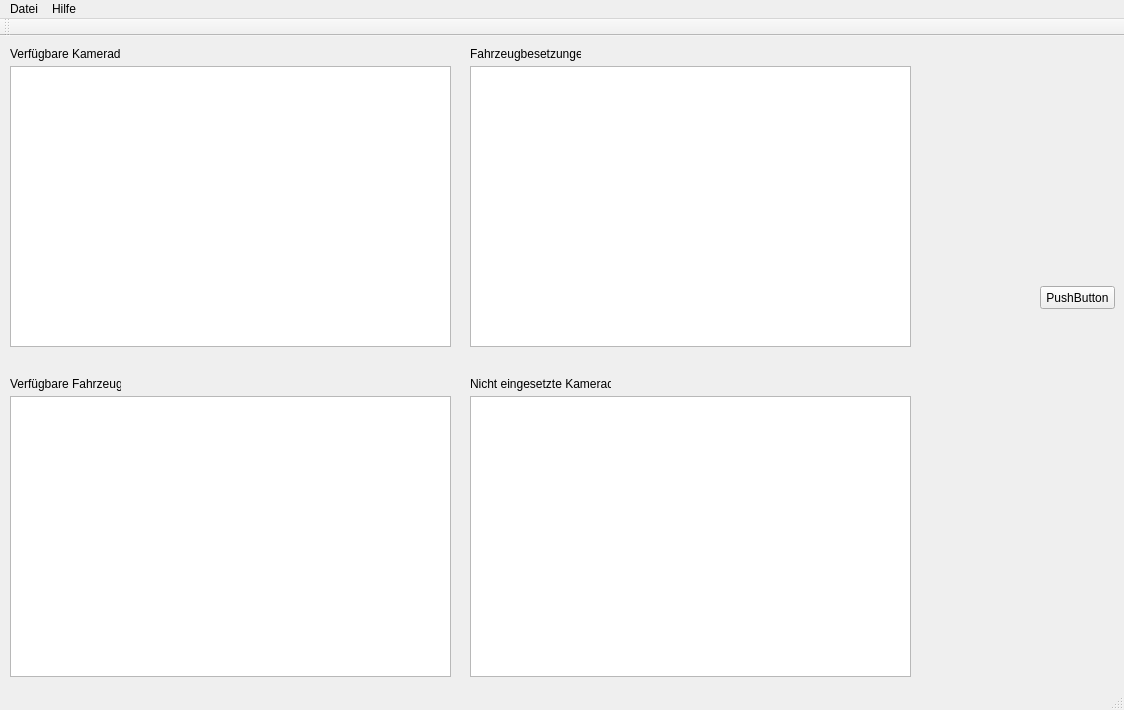
Old version of the form mainwindow.ui in the repository ifconfig/besetzungsrechnerqt.
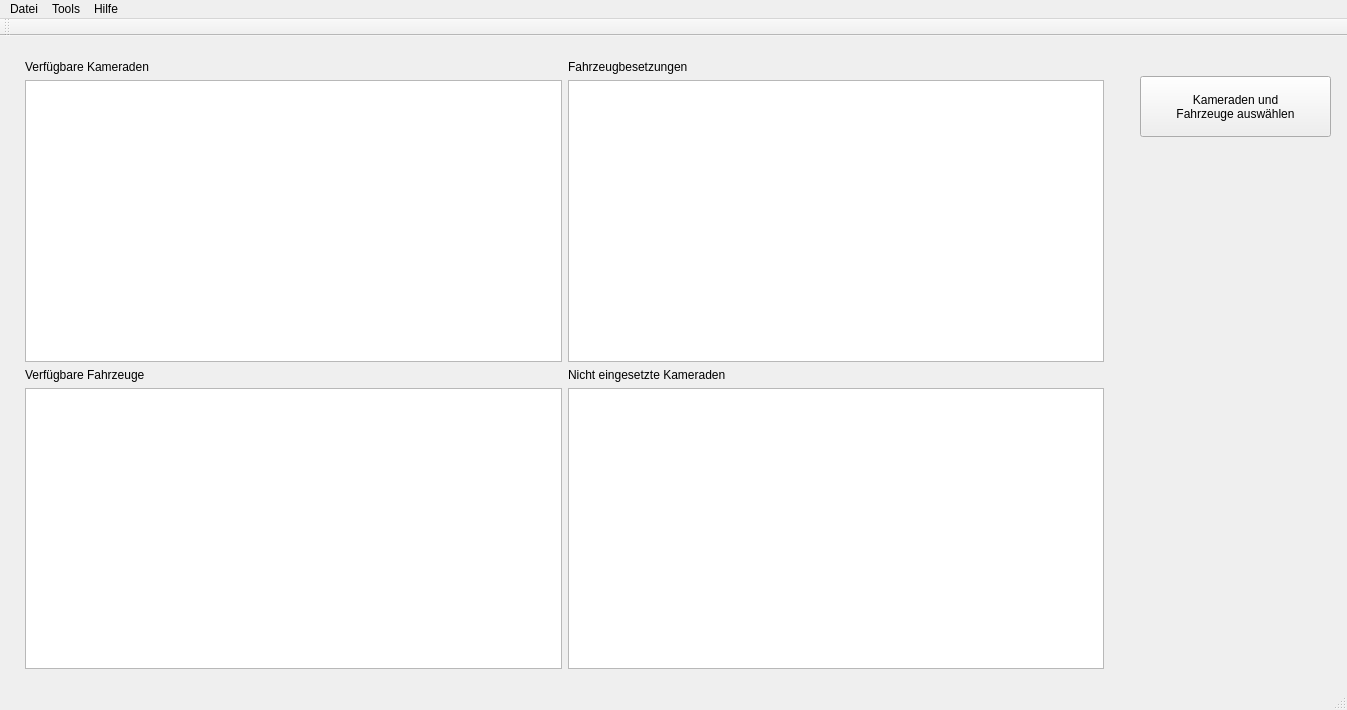
New version of the form.

```diff
--- a/mainwindow.ui
+++ b/mainwindow.ui
@@ -6,7 +6,7 @@
    <rect>
     <x>0</x>
     <y>0</y>
-    <width>1124</width>
+    <width>1347</width>
     <height>710</height>
    </rect>
   </property>
@@ -14,109 +14,70 @@
    <string>MainWindow</string>
   </property>
   <widget class="QWidget" name="centralWidget">
-   <widget class="QTableView" name="tableView">
+   <widget class="QWidget" name="gridLayoutWidget">
     <property name="geometry">
      <rect>
-      <x>10</x>
-      <y>30</y>
-      <width>441</width>
-      <height>281</height>
+      <x>14</x>
+      <y>13</y>
+      <width>1101</width>
+      <height>631</height>
      </rect>
     </property>
-   </widget>
-   <widget class="QLabel" name="label">
-    <property name="geometry">
-     <rect>
-      <x>10</x>
-      <y>10</y>
-      <width>111</width>
-      <height>16</height>
-     </rect>
-    </property>
-    <property name="text">
-     <string>Verfügbare Kameraden</string>
-    </property>
-   </widget>
-   <widget class="QTableView" name="tableView_2">
-    <property name="geometry">
-     <rect>
-      <x>470</x>
-      <y>30</y>
-      <width>441</width>
-      <height>281</height>
-     </rect>
-    </property>
-   </widget>
-   <widget class="QLabel" name="label_2">
-    <property name="geometry">
-     <rect>
-      <x>470</x>
-      <y>10</y>
-      <width>111</width>
-      <height>16</height>
-     </rect>
-    </property>
-    <property name="text">
-     <string>Fahrzeugbesetzungen</string>
-    </property>
-   </widget>
-   <widget class="QLabel" name="label_3">
-    <property name="geometry">
-     <rect>
-      <x>470</x>
-      <y>340</y>
-      <width>141</width>
-      <height>16</height>
-     </rect>
-    </property>
-    <property name="text">
-     <string>Nicht eingesetzte Kameraden</string>
-    </property>
-   </widget>
-   <widget class="QTableView" name="tableView_3">
-    <property name="geometry">
-     <rect>
-      <x>470</x>
-      <y>360</y>
-      <width>441</width>
-      <height>281</height>
-     </rect>
-    </property>
-   </widget>
-   <widget class="QTableView" name="tableView_4">
-    <property name="geometry">
-     <rect>
-      <x>10</x>
-      <y>360</y>
-      <width>441</width>
-      <height>281</height>
-     </rect>
-    </property>
-   </widget>
-   <widget class="QLabel" name="label_4">
-    <property name="geometry">
-     <rect>
-      <x>10</x>
-      <y>340</y>
-      <width>111</width>
-      <height>16</height>
-     </rect>
-    </property>
-    <property name="text">
-     <string>Verfügbare Fahrzeuge</string>
-    </property>
+    <layout class="QGridLayout" name="gridLayout">
+     <item row="1" column="0">
+      <widget class="QTableView" name="comradsTable"/>
+     </item>
+     <item row="0" column="1">
+      <widget class="QLabel" name="label_2">
+       <property name="text">
+        <string>Fahrzeugbesetzungen</string>
+       </property>
+      </widget>
+     </item>
+     <item row="1" column="1">
+      <widget class="QTableView" name="tableView_2"/>
+     </item>
+     <item row="2" column="1">
+      <widget class="QLabel" name="label_3">
+       <property name="text">
+        <string>Nicht eingesetzte Kameraden</string>
+       </property>
+      </widget>
+     </item>
+     <item row="0" column="0">
+      <widget class="QLabel" name="label">
+       <property name="text">
+        <string>Verfügbare Kameraden</string>
+       </property>
+      </widget>
+     </item>
+     <item row="3" column="1">
+      <widget class="QTableView" name="tableView_3"/>
+     </item>
+     <item row="3" column="0">
+      <widget class="QTableView" name="vehicleTable"/>
+     </item>
+     <item row="2" column="0">
+      <widget class="QLabel" name="label_4">
+       <property name="text">
+        <string>Verfügbare Fahrzeuge</string>
+       </property>
+      </widget>
+     </item>
+    </layout>
    </widget>
    <widget class="QPushButton" name="pushButton">
     <property name="geometry">
      <rect>
-      <x>1040</x>
-      <y>250</y>
-      <width>75</width>
-      <height>23</height>
+      <x>1140</x>
+      <y>40</y>
+      <width>191</width>
+      <height>61</height>
      </rect>
     </property>
     <property name="text">
-     <string>PushButton</string>
+     <string>Kameraden und 
+Fahrzeuge auswählen</string>
     </property>
    </widget>
   </widget>
@@ -125,8 +86,8 @@
     <rect>
      <x>0</x>
      <y>0</y>
-     <width>1124</width>
-     <height>21</height>
+     <width>1347</width>
+     <height>22</height>
     </rect>
    </property>
    <widget class="QMenu" name="menuDatei">
@@ -141,7 +102,14 @@
     </property>
     <addaction name="actionDatenbank_ffnen"/>
    </widget>
+   <widget class="QMenu" name="menuTools">
+    <property name="title">
+     <string>Tools</string>
+    </property>
+    <addaction name="actionTestdatenbank_erzeugen"/>
+   </widget>
    <addaction name="menuDatei_2"/>
+   <addaction name="menuTools"/>
    <addaction name="menuDatei"/>
   </widget>
   <widget class="QToolBar" name="mainToolBar">
```
Left out of the diff: 8 changed lines with no effect on the pictures.
